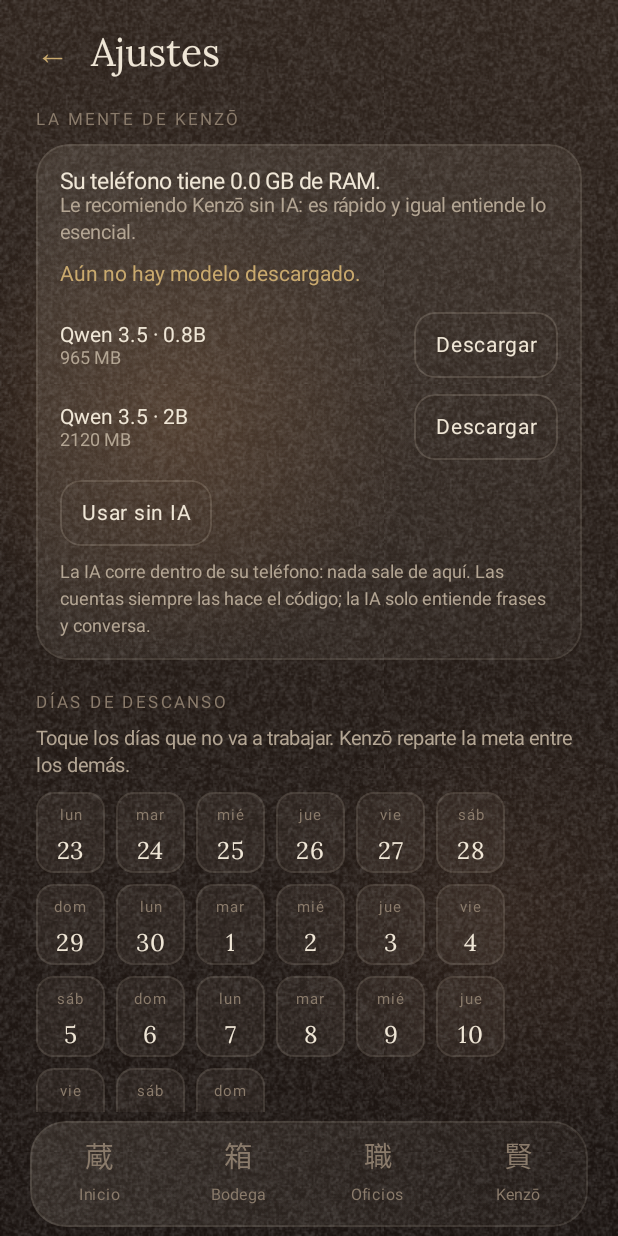
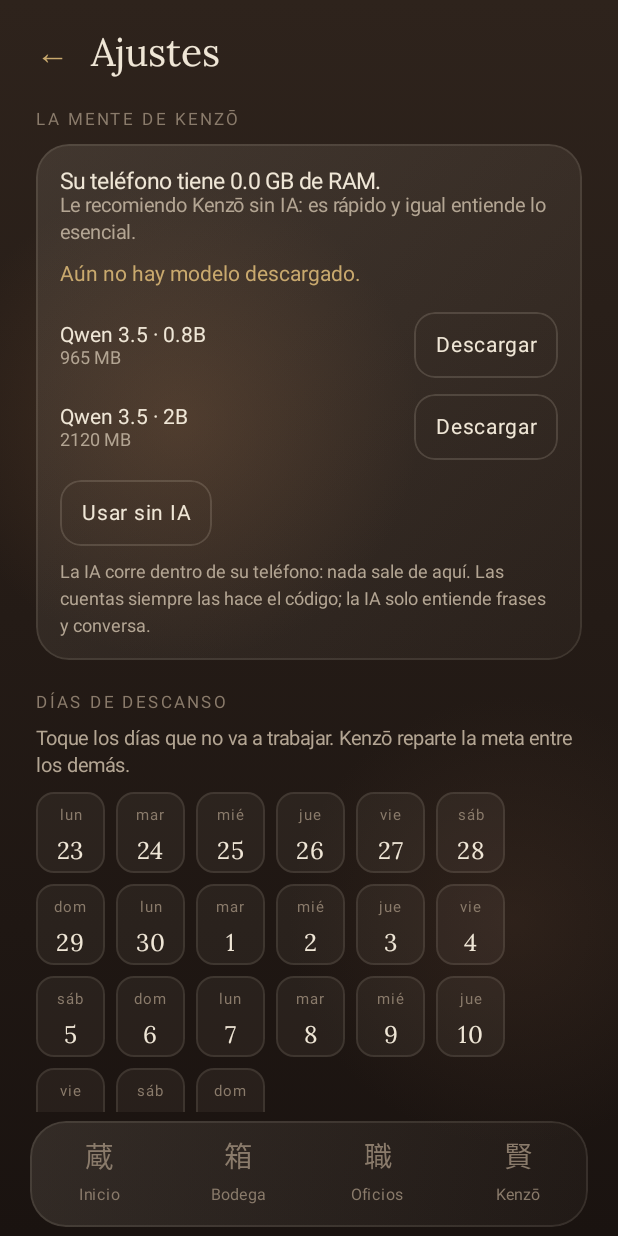
Before and after one commit to sebastianbalbinu/Kura, an Android app built with Jetpack Compose: the screen it shows after launch (MainActivity), after a tap on an icon or button, on a phone screen of 412 x 824 dp. Run offline under Robolectric (Android 15) with nearby library versions, the phone set to English and light mode, and no system bars; libraries missing offline, so code that uses them is left out: com.google.ai.edge; pictures from the network do not load.

Commit message:
Quitar la textura washi del fondo: se veía como ruido
Co-Authored-By: Claude Opus 5.5 <noreply@anthropic.com>
Claude-Session: https://claude.ai/code/session_01EPDg3VcZEuyunPcMVy5CJ6

```diff
--- a/app/src/main/java/io/github/sebastianbalbinu/kura/MainActivity.kt
+++ b/app/src/main/java/io/github/sebastianbalbinu/kura/MainActivity.kt
@@ -174,20 +174,14 @@ private fun Navegacion(actual: Pantalla, alElegir: (Pantalla) -> Unit) {
     }
 }
 
-/** Fondo té hojicha con niebla cálida y textura de papel washi. */
+/** Fondo té hojicha liso con niebla cálida. */
 @Composable
 private fun Fondo(contenido: @Composable () -> Unit) {
-    val ctx = LocalContext.current
-    val washi = remember {
-        val bmp = BitmapFactory.decodeResource(ctx.resources, R.drawable.washi).asImageBitmap()
-        ShaderBrush(ImageShader(bmp, TileMode.Repeated, TileMode.Repeated))
-    }
     Box(Modifier.fillMaxSize().background(Brush.verticalGradient(listOf(K.fondoArriba, K.fondoAbajo)))) {
         Box(Modifier.offset((-40).dp, 120.dp).size(320.dp).clip(CircleShape).background(
             Brush.radialGradient(listOf(K.niebla.copy(alpha = 0.32f), Color.Transparent))))
         Box(Modifier.align(Alignment.BottomEnd).offset(80.dp, (-60).dp).size(300.dp).clip(CircleShape).background(
             Brush.radialGradient(listOf(Color(0xFF5A4030).copy(alpha = 0.25f), Color.Transparent))))
-        Box(Modifier.fillMaxSize().background(washi))
         contenido()
     }
 }
```
Also changed, not shown: app/src/main/res/drawable/washi.png (deleted).
